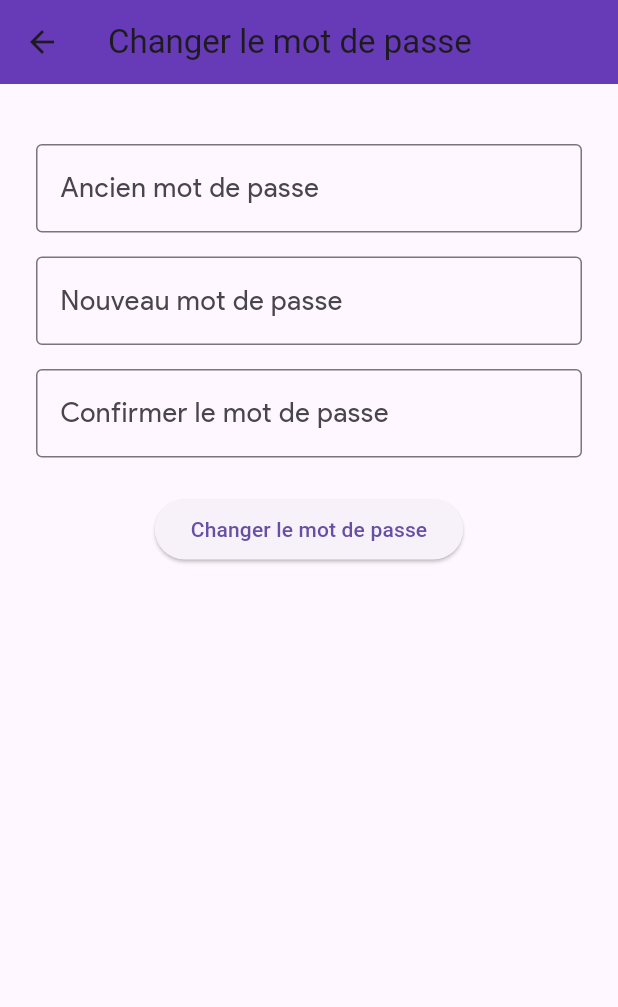
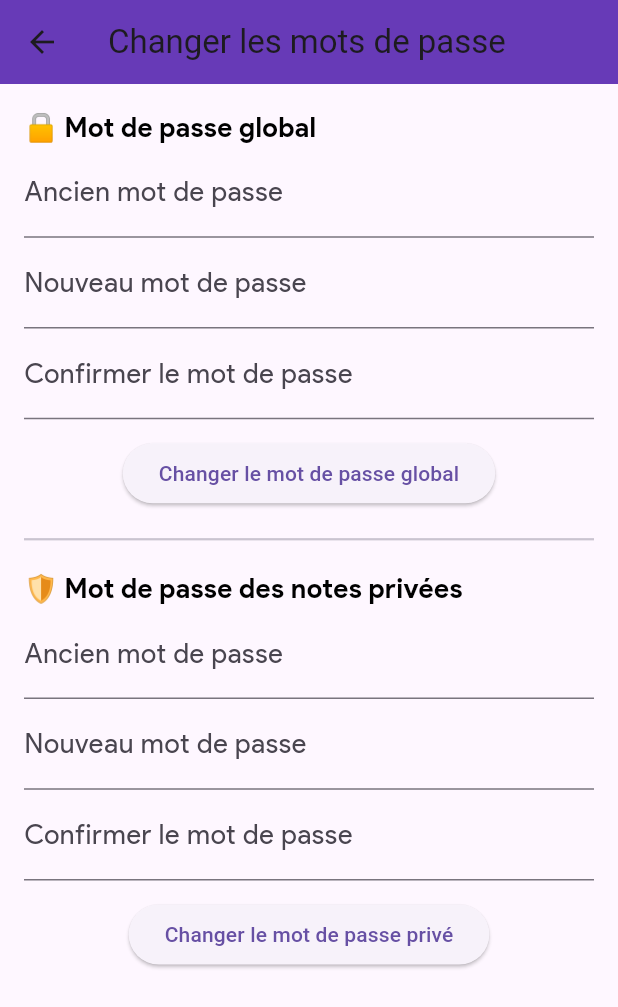
Before and after one commit to Aminesanhaji/Mynotes, a Flutter app: the ChangePasswordScreen screen opened directly, on a phone screen of 412 x 824 dp. Shown: the top 1007 px of the screen. Run offline on Flutter 3.47's test engine with Material 3 defaults, Android fonts, the phone set to English and light mode, and no system bars; our stand-ins replace shared_preferences, sqflite; accounts and stored records are empty.

Commit message:
fix private notes visibility

```diff
--- a/lib/screens/change_password.dart
+++ b/lib/screens/change_password.dart
@@ -9,104 +9,127 @@ class ChangePasswordScreen extends StatefulWidget {
 }
 
 class _ChangePasswordScreenState extends State<ChangePasswordScreen> {
+  final _formKeyGlobal = GlobalKey<FormState>();
+  final _formKeyPrivate = GlobalKey<FormState>();
+
   final TextEditingController _oldPasswordController = TextEditingController();
   final TextEditingController _newPasswordController = TextEditingController();
   final TextEditingController _confirmPasswordController = TextEditingController();
 
-  String? _errorText;
-  String? _successText;
+  final TextEditingController _oldPrivatePasswordController = TextEditingController();
+  final TextEditingController _newPrivatePasswordController = TextEditingController();
+  final TextEditingController _confirmPrivatePasswordController = TextEditingController();
 
-  Future<void> _changePassword() async {
+  Future<void> _changePassword({required bool isPrivate}) async {
     final prefs = await SharedPreferences.getInstance();
-    final currentPassword = prefs.getString('note_password') ?? '';
+    final oldPassword = isPrivate ? _oldPrivatePasswordController.text : _oldPasswordController.text;
+    final newPassword = isPrivate ? _newPrivatePasswordController.text : _newPasswordController.text;
+    final confirmPassword = isPrivate ? _confirmPrivatePasswordController.text : _confirmPasswordController.text;
 
-    setState(() {
-      _errorText = null;
-      _successText = null;
-    });
+    final savedPassword = prefs.getString(isPrivate ? 'private_password' : 'password') ?? '';
 
-    if (_oldPasswordController.text != currentPassword) {
-      setState(() {
-        _errorText = 'Ancien mot de passe incorrect.';
-      });
+    if (oldPassword != savedPassword) {
+      _showMessage('Ancien mot de passe incorrect', isError: true);
       return;
     }
 
-    if (_newPasswordController.text != _confirmPasswordController.text) {
-      setState(() {
-        _errorText = 'Les mots de passe ne correspondent pas.';
-      });
+    if (newPassword != confirmPassword) {
+      _showMessage('Les mots de passe ne correspondent pas', isError: true);
       return;
     }
 
-    if (_newPasswordController.text.length < 4) {
-      setState(() {
-        _errorText = 'Le mot de passe doit contenir au moins 4 caractères.';
-      });
-      return;
-    }
+    await prefs.setString(isPrivate ? 'private_password' : 'password', newPassword);
+    _showMessage('Mot de passe ${isPrivate ? "privé" : "global"} mis à jour avec succès');
 
-    await prefs.setString('note_password', _newPasswordController.text);
-    setState(() {
-      _successText = 'Mot de passe changé avec succès ✅';
-    });
-
+    if (isPrivate) {
+      _oldPrivatePasswordController.clear();
+      _newPrivatePasswordController.clear();
+      _confirmPrivatePasswordController.clear();
+    } else {
       _oldPasswordController.clear();
       _newPasswordController.clear();
       _confirmPasswordController.clear();
+    }
+  }
+
+  void _showMessage(String message, {bool isError = false}) {
+    ScaffoldMessenger.of(context).showSnackBar(
+      SnackBar(
+        content: Text(message),
+        backgroundColor: isError ? Colors.red : Colors.green,
+      ),
+    );
   }
 
   @override
   Widget build(BuildContext context) {
     return Scaffold(
       appBar: AppBar(
-        title: const Text('Changer le mot de passe'),
+        title: const Text("Changer les mots de passe"),
         backgroundColor: Colors.deepPurple,
       ),
-      body: Padding(
-        padding: const EdgeInsets.all(24.0),
+      body: ListView(
+        padding: const EdgeInsets.all(16.0),
+        children: [
+          const Text("🔒 Mot de passe global", style: TextStyle(fontSize: 18, fontWeight: FontWeight.bold)),
+          Form(
+            key: _formKeyGlobal,
             child: Column(
               children: [
-            if (_errorText != null)
-              Text(_errorText!, style: const TextStyle(color: Colors.red)),
-            if (_successText != null)
-              Text(_successText!, style: const TextStyle(color: Colors.green)),
-
-            const SizedBox(height: 16),
-            TextField(
+                TextFormField(
                   controller: _oldPasswordController,
                   obscureText: true,
-              decoration: const InputDecoration(
-                labelText: 'Ancien mot de passe',
-                border: OutlineInputBorder(),
+                  decoration: const InputDecoration(labelText: 'Ancien mot de passe'),
                 ),
-            ),
-            const SizedBox(height: 16),
-            TextField(
+                TextFormField(
                   controller: _newPasswordController,
                   obscureText: true,
-              decoration: const InputDecoration(
-                labelText: 'Nouveau mot de passe',
-                border: OutlineInputBorder(),
+                  decoration: const InputDecoration(labelText: 'Nouveau mot de passe'),
                 ),
-            ),
-            const SizedBox(height: 16),
-            TextField(
+                TextFormField(
                   controller: _confirmPasswordController,
                   obscureText: true,
-              decoration: const InputDecoration(
-                labelText: 'Confirmer le mot de passe',
-                border: OutlineInputBorder(),
+                  decoration: const InputDecoration(labelText: 'Confirmer le mot de passe'),
                 ),
-            ),
-            const SizedBox(height: 24),
+                const SizedBox(height: 12),
                 ElevatedButton(
-              onPressed: _changePassword,
-              child: const Text('Changer le mot de passe'),
+                  onPressed: () => _changePassword(isPrivate: false),
+                  child: const Text('Changer le mot de passe global'),
                 ),
               ],
             ),
           ),
+          const Divider(height: 40, thickness: 1.5),
+          const Text("🛡️ Mot de passe des notes privées", style: TextStyle(fontSize: 18, fontWeight: FontWeight.bold)),
+          Form(
+            key: _formKeyPrivate,
+            child: Column(
+              children: [
+                TextFormField(
+                  controller: _oldPrivatePasswordController,
+                  obscureText: true,
+                  decoration: const InputDecoration(labelText: 'Ancien mot de passe'),
+                ),
+                TextFormField(
+                  controller: _newPrivatePasswordController,
+                  obscureText: true,
+                  decoration: const InputDecoration(labelText: 'Nouveau mot de passe'),
+                ),
+                TextFormField(
+                  controller: _confirmPrivatePasswordController,
+                  obscureText: true,
+                  decoration: const InputDecoration(labelText: 'Confirmer le mot de passe'),
+                ),
+                const SizedBox(height: 12),
+                ElevatedButton(
+                  onPressed: () => _changePassword(isPrivate: true),
+                  child: const Text('Changer le mot de passe privé'),
+                ),
+              ],
+            ),
+          ),
+        ],
+      ),
     );
   }
 }
--- a/lib/screens/note_detail.dart
+++ b/lib/screens/note_detail.dart
@@ -8,11 +8,11 @@ class NoteDetail extends StatefulWidget {
   final String appBarTitle;
   final Note note;
 
-  const NoteDetail(this.note, this.appBarTitle, {Key? key}) : super(key: key);
+  const NoteDetail(this.note, this.appBarTitle, {super.key});
 
   @override
   State<StatefulWidget> createState() {
-    return NoteDetailState(this.note, this.appBarTitle);
+    return NoteDetailState(note, appBarTitle);
   }
 }
 
```
Also changed, not shown: lib/screens/note_list.dart (+23 -13 lines), 1 other file. Lines whose indentation alone changed are shown as unchanged.
